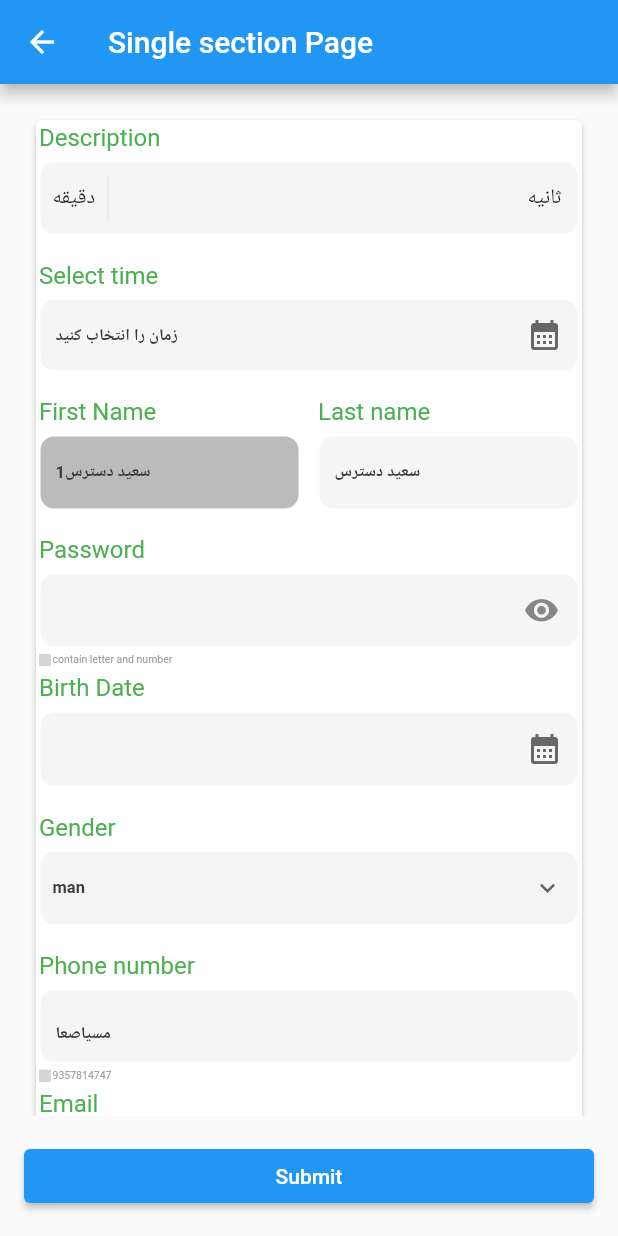
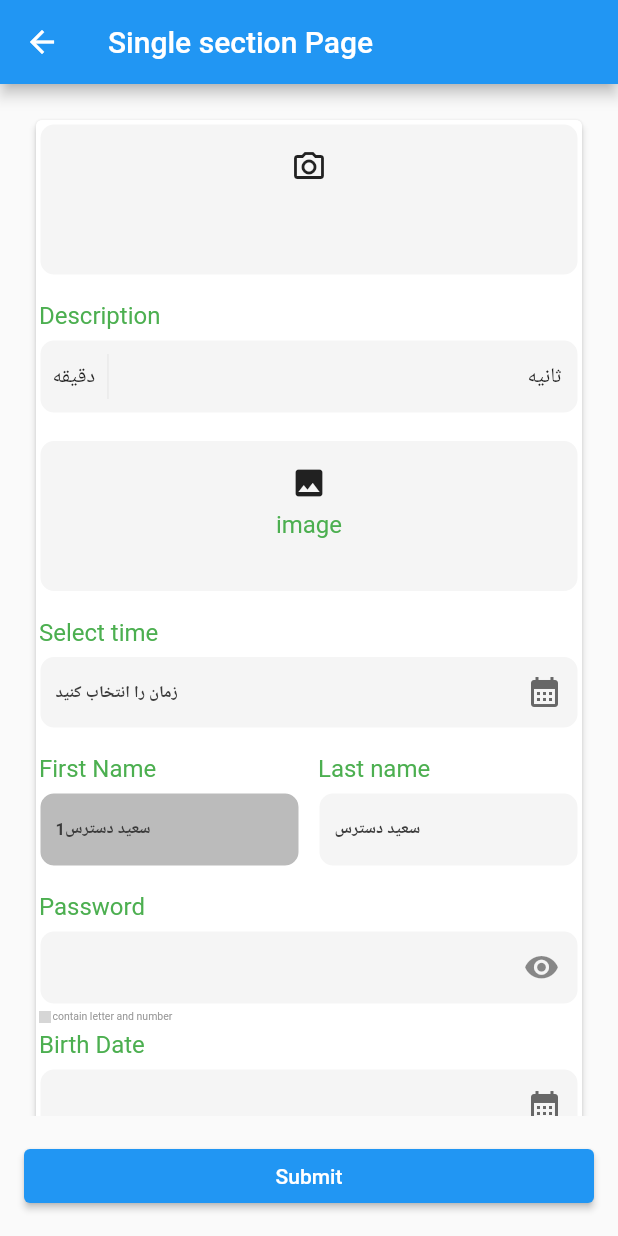
Before and after one commit to ritagroup/gsform, a Flutter app: the SingleSectionForm screen opened directly, on a phone screen of 412 x 824 dp. Run offline on Flutter 3.47's test engine with Material 2 defaults, Android fonts, the phone set to English and light mode, and no system bars; our stand-ins replace figma_squircle, flutter_svg, image_cropper, image_picker, lottie; missing offline and left inert: persian_datetime_picker, qr_code_scanner; grey boxes are pictures that could not be loaded.

```diff
--- a/example/lib/main.dart
+++ b/example/lib/main.dart
@@ -7,6 +7,7 @@ import 'package:gsform/gs_form/model/data_model/check_data_model.dart';
 import 'package:gsform/gs_form/model/data_model/date_data_model.dart';
 import 'package:gsform/gs_form/model/data_model/radio_data_model.dart';
 import 'package:gsform/gs_form/model/data_model/spinner_data_model.dart';
+import 'package:gsform/gs_form/model/fields_model/image_picker_model.dart';
 import 'package:gsform/gs_form/widget/field.dart';
 import 'package:gsform/gs_form/widget/form.dart';
 import 'package:gsform/gs_form/widget/section.dart';
@@ -116,6 +117,10 @@ class SingleSectionForm extends StatelessWidget {
                     style: GSFormStyle(titleStyle: const TextStyle(color: Colors.green, fontSize: 16.0)),
                     context,
                     fields: [
+                      GSField.imagePicker(
+                        tag: 'image_upload',
+                        iconWidget: const Icon(Icons.camera_alt_outlined),
+                      ),
                       GSField.number(
                         tag: 'explain',
                         title: 'Description',
@@ -125,6 +130,14 @@ class SingleSectionForm extends StatelessWidget {
                         required: true,
                         prefixWidget: Text('دقیقه'),
                         postfixWidget: Text('ثانیه'),
+                      ),
+                      GSField.imagePicker(
+                        tag: 'image',
+                        iconWidget: const Icon(
+                          Icons.image,
+                        ),
+                        title: 'image',
+                        imageSource: GSImageSource.both,
                       ),
                       GSField.time(
                         tag: 'time',
@@ -190,6 +203,7 @@ class SingleSectionForm extends StatelessWidget {
                           SpinnerDataModel(
                             name: 'woman',
                             id: 2,
+                            isSelected: true,
                           ),
                         ],
                       ),
@@ -328,7 +342,6 @@ class SingleSectionForm extends StatelessWidget {
                         maxLine: 5,
                         required: true,
                       ),
-
                     ],
                   ),
                 ),
--- a/lib/gs_form/widget/fields/text_field.dart
+++ b/lib/gs_form/widget/fields/text_field.dart
@@ -36,7 +36,6 @@ class GSTextField extends StatelessWidget implements GSFieldCallBack {
           errorBorder: InputBorder.none,
           disabledBorder: InputBorder.none,
           hintStyle: formStyle.fieldHintStyle,
-
         ),
       ),
     );
```
Also changed, not shown: example/pubspec.lock, 5 other files.
